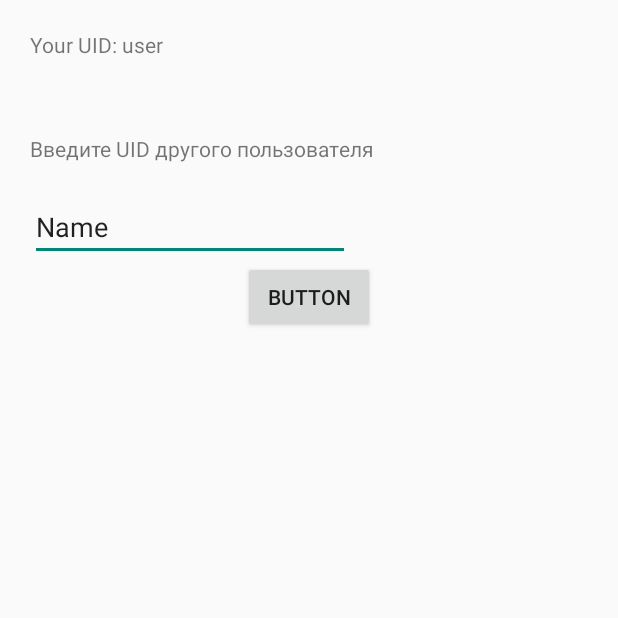
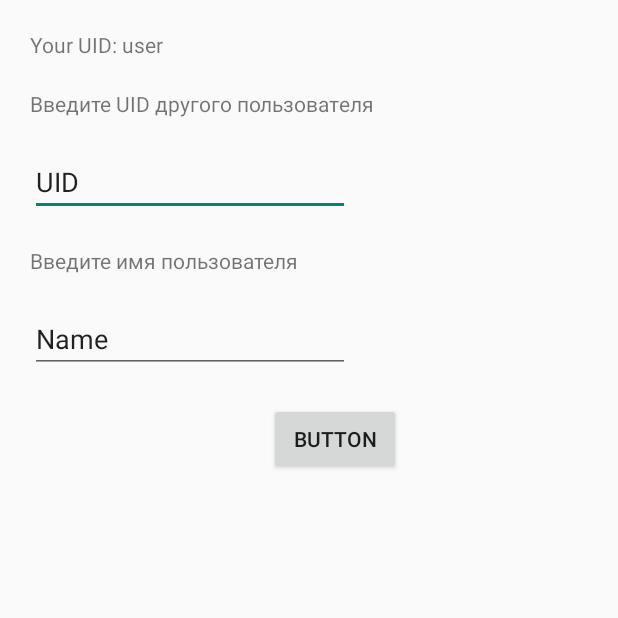
Before and after one commit to Fficez/dplSearchMyPhone, an Android app built with Jetpack Compose: the AddNewPeopleActivity screen opened directly, with no data from a screen before it, on a phone screen of 412 x 824 dp, the top half of it. Run offline under Robolectric (Android 15) with nearby library versions, the phone set to English and light mode, and no system bars; our stand-ins replace Firebase (no records; nobody signed in at launch, a user with empty details on screens opened directly); libraries missing offline, so code that uses them is left out: com.firebase.ui.

Commit message:
Polyline test 16

```diff
--- a/app/src/main/AndroidManifest.xml
+++ b/app/src/main/AndroidManifest.xml
@@ -42,6 +42,7 @@
             android:theme="@style/Theme.DplSearchMyPhone">
         </activity>
         <activity android:name=".AddNewPeopleActivity"/>
+        <activity android:name=".UserListActivity"/>
 
         <meta-data android:name="com.google.android.geo.API_KEY"
             android:value="AIzaSyCeHwi7uKa5LUXjbrT4GSsoySv5UtJWecQ" />
--- a/app/src/main/java/com/example/dplsearchmyphone/AddNewPeopleActivity.kt
+++ b/app/src/main/java/com/example/dplsearchmyphone/AddNewPeopleActivity.kt
@@ -29,8 +29,12 @@ class AddNewPeopleActivity : AppCompatActivity() {
     fun buttonClickAddUids(view: View) {
         val userId = FirebaseAuth.getInstance().currentUser?.uid
         val refUid = findViewById<EditText>(R.id.refsUidText)
+        //val fieldName = findViewById<EditText>(R.id.addNameField)
         val userInput = refUid.text.toString()
+        //val nameInput = fieldName.text.toString()
         val uidDataBase = FirebaseDatabase.getInstance().getReference("acceptedUids").child(userId ?: "").child("AcceptedUids")
         uidDataBase.child(userInput).setValue(true)
+        //val nameUidDataBase = FirebaseDatabase.getInstance().getReference("acceptedUids").child(userId ?: "").child("AcceptedUids").child(userInput).child("name")
+        //nameUidDataBase.child(nameInput).setValue(nameInput)
     }
 }
--- /dev/null
+++ b/app/src/main/java/com/example/dplsearchmyphone/User.kt
@@ -0,0 +1,6 @@
+package com.example.dplsearchmyphone
+
+class User (
+    val uid: String,
+    val name: String
+    )
--- a/app/src/main/res/layout/add_new_people.xml
+++ b/app/src/main/res/layout/add_new_people.xml
@@ -20,7 +20,7 @@
         android:layout_width="wrap_content"
         android:layout_height="wrap_content"
         android:layout_marginStart="20dp"
-        android:layout_marginTop="50dp"
+        android:layout_marginTop="20dp"
         android:text="Введите UID другого пользователя"
         app:layout_constraintStart_toStartOf="parent"
         app:layout_constraintTop_toBottomOf="@+id/textViewMyUID" />
@@ -33,17 +33,41 @@
         android:layout_marginTop="20dp"
         android:ems="10"
         android:inputType="text"
+        android:text="UID"
+        app:layout_constraintStart_toStartOf="parent"
+        app:layout_constraintTop_toBottomOf="@+id/TEST" />
+
+    <TextView
+        android:id="@+id/addName"
+        android:layout_width="wrap_content"
+        android:layout_height="wrap_content"
+        android:layout_marginStart="20dp"
+        android:layout_marginTop="20dp"
+        android:text="Введите имя пользователя"
+        app:layout_constraintStart_toStartOf="parent"
+        app:layout_constraintTop_toBottomOf="@+id/refsUidText" />
+
+    <EditText
+        android:id="@+id/addNameField"
+        android:layout_width="wrap_content"
+        android:layout_height="wrap_content"
+        android:layout_marginStart="20dp"
+        android:layout_marginTop="20dp"
+        android:ems="10"
+        android:inputType="text"
         android:text="Name"
         app:layout_constraintStart_toStartOf="parent"
-        app:layout_constraintTop_toBottomOf="@+id/TEST" />
+        app:layout_constraintTop_toBottomOf="@+id/addName" />
 
     <Button
         android:id="@+id/button4"
         android:layout_width="wrap_content"
         android:layout_height="wrap_content"
+        android:layout_marginTop="20dp"
+        android:onClick="buttonClickAddUids"
         android:text="Button"
-        android:onClick="buttonClickAddUids"
         app:layout_constraintEnd_toEndOf="parent"
+        app:layout_constraintHorizontal_bias="0.554"
         app:layout_constraintStart_toStartOf="parent"
-        app:layout_constraintTop_toBottomOf="@+id/refsUidText" />
+        app:layout_constraintTop_toBottomOf="@+id/addNameField" />
 </androidx.constraintlayout.widget.ConstraintLayout>
```
Also changed, not shown: app/src/main/java/com/example/dplsearchmyphone/MapViewActivity.kt (+70 -23 lines), app/src/main/java/com/example/dplsearchmyphone/UserAdapter.kt (added, +32 -0 lines), app/src/main/java/com/example/dplsearchmyphone/UserListActivity.kt (added, +60 -0 lines), app/src/main/res/layout/user_item.xml (added, +19 -0 lines), app/src/main/res/layout/user_list_activity.xml (added, +16 -0 lines).
